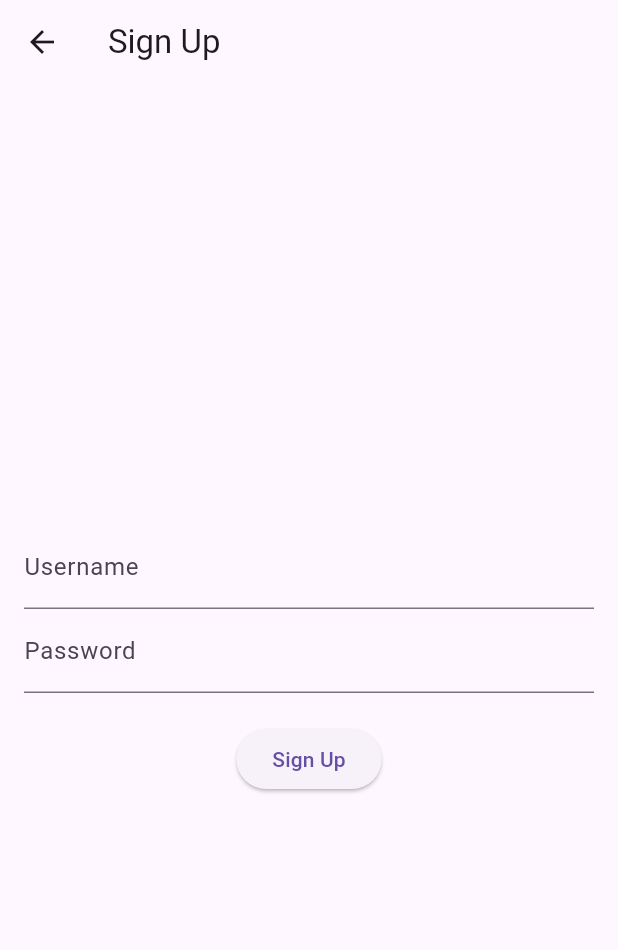
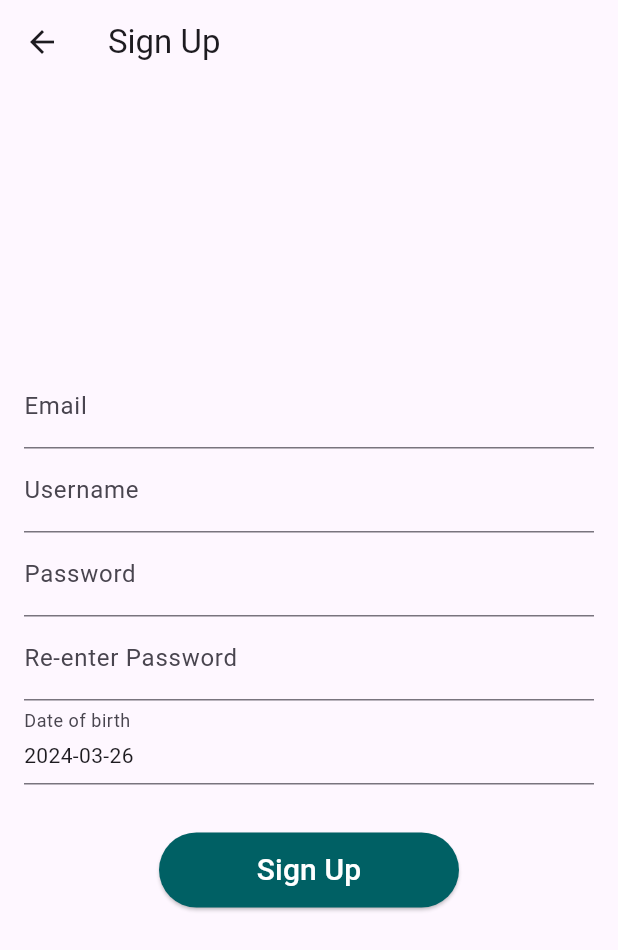
Before and after one commit to Edddush/CIS4030, a Flutter app: the SignUpPage screen opened directly, on a phone screen of 412 x 824 dp. Shown: the top 950 px of the screen. Run offline on Flutter 3.47's test engine with Material 3 defaults, Android fonts, the phone set to English and light mode, and no system bars; our stand-ins replace flutter_datetime_picker_plus; generated files the repository leaves out were written again.

Commit message:
Update sign up
Update sign up

```diff
--- a/playpal/lib/src/event_feature/signup_page.dart
+++ b/playpal/lib/src/event_feature/signup_page.dart
@@ -1,5 +1,7 @@
 import 'package:flutter/material.dart';
 import 'event_list_view.dart'; // Import your EventListView page
+import 'package:flutter_datetime_picker_plus/flutter_datetime_picker_plus.dart'
+  as datatTimePicker;
 
 class SignUpPage extends StatefulWidget {
   const SignUpPage({super.key});
@@ -9,15 +11,20 @@ class SignUpPage extends StatefulWidget {
 }
 
 class _SignUpPageState extends State<SignUpPage> {
-  final TextEditingController _usernameController = TextEditingController();
-  final TextEditingController _passwordController = TextEditingController();
+  final TextEditingController usernameController = TextEditingController();
+  final TextEditingController emailController = TextEditingController();
+  final TextEditingController passwordController = TextEditingController();
+  final TextEditingController password2Controller = TextEditingController();
+  DateTime? selectedDate = DateTime.now();
   // Add more controllers as needed for additional sign-up information
 
   void _signUp() {
-    // Placeholder for sign-up logic
-    // Implement your sign-up logic here, possibly including saving the new user data to your backend or local storage.
-
-    // After successful sign-up, navigate to the EventListView
+    Map<String, dynamic> userData = {
+     'username': usernameController.text,
+     'email': emailController.text,
+    'password': passwordController.text,
+     'dob': selectedDate.toString().substring(0, 10)
+    };
     Navigator.pushReplacement(
       context,
       MaterialPageRoute(builder: (context) => const EventListView()),
@@ -35,24 +42,111 @@ class _SignUpPageState extends State<SignUpPage> {
         child: Column(
           mainAxisAlignment: MainAxisAlignment.center,
           children: <Widget>[
-            TextField(
-              controller: _usernameController,
-              decoration: const InputDecoration(labelText: 'Username'),
+            TextFormField(
+                controller: emailController,
+                decoration: const InputDecoration(
+                labelText: 'Email',
+              ),
+                validator: (value) {
+                if (value == null || value.isEmpty) {
+                  return 'Please enter your email';
+                }
+                return null;
+               },
             ),
-            TextField(
-              controller: _passwordController,
-              decoration: const InputDecoration(labelText: 'Password'),
-              obscureText: true,
+            TextFormField(
+                controller: usernameController,
+                decoration: const InputDecoration(
+                labelText: 'Username',
+              ),
+                validator: (value) {
+                if (value == null || value.isEmpty) {
+                  return 'Please enter a unique username';
+                }
+                return null;
+               },
             ),
-            // Include other fields as necessary
-            const SizedBox(height: 20),
-            ElevatedButton(
-              onPressed: _signUp,
-              child: const Text('Sign Up'),
+            TextFormField(
+                controller: passwordController,
+                decoration: const InputDecoration(
+                labelText: 'Password',
+              ),
+                validator: (value) {
+                if (value == null || value.isEmpty) {
+                  return 'Please enter the password.';
+                }
+                else if(value != password2Controller.text){
+                  return 'Passwords do not match';
+                }
+                return null;
+               },
             ),
+            TextFormField(
+                controller: password2Controller,
+                decoration: const InputDecoration(
+                labelText: 'Re-enter Password',
+              ),
+                validator: (value) {
+                if (value == null || value.isEmpty) {
+                  return 'Please re-enter the password.';
+                }
+                else if(value != passwordController.text){
+                  return 'Passwords do not match';
+                }
+                return null;
+               },
+            ),
+            InkWell(
+                  onTap: () {
+                    showDatePicker(context);
+                  },
+                  child: InputDecorator(
+                    decoration: const InputDecoration(
+                      labelText: 'Date of birth',
+                      hintText: 'Select Date',
+                    ),
+                    child: Text(
+                      selectedDate.toString().substring(0, 10),
+                    ),
+                  ),
+                ),
+                Padding(
+                  padding: const EdgeInsets.symmetric(vertical: 32.0),
+                  child: Center(
+                    child: ElevatedButton(
+                      onPressed: () {
+                        _signUp();
+                      },
+                      style: ElevatedButton.styleFrom(
+                        minimumSize: Size(200, 50),
+                        padding: EdgeInsets.symmetric(horizontal: 32.0),
+                        backgroundColor: Colors.cyan[900],
+                        foregroundColor: Colors.white,
+                      ),
+                      child: const Text(
+                        'Sign Up',
+                        style: TextStyle(fontSize: 20),
+                      ),
+                    ),
+                  ),
+                ),
           ],
         ),
       ),
     );
   }
+  void showDatePicker(BuildContext context) {
+    datatTimePicker.DatePicker.showDatePicker(
+      context,
+      showTitleActions: true,
+      maxTime: DateTime.now(),
+      onChanged: (dateTime) {},
+      onConfirm: (dateTime) {
+        setState(() {
+          selectedDate = dateTime;
+        });
+      },
+      locale: datatTimePicker.LocaleType.en,
+    );
+  }
 }
```
